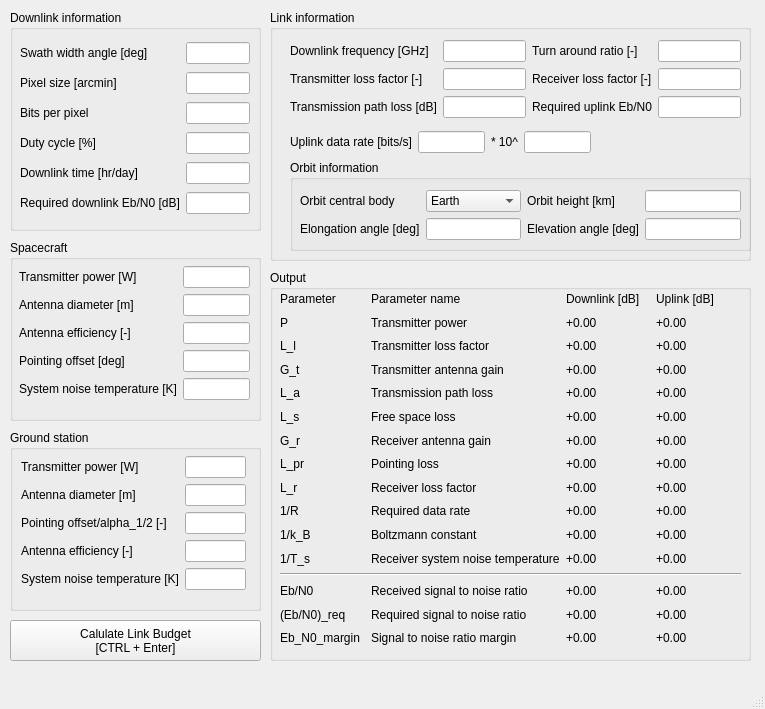
This is gui.ui in pt1243/adsee as Qt 5 draws it before an edit. The edited form follows.
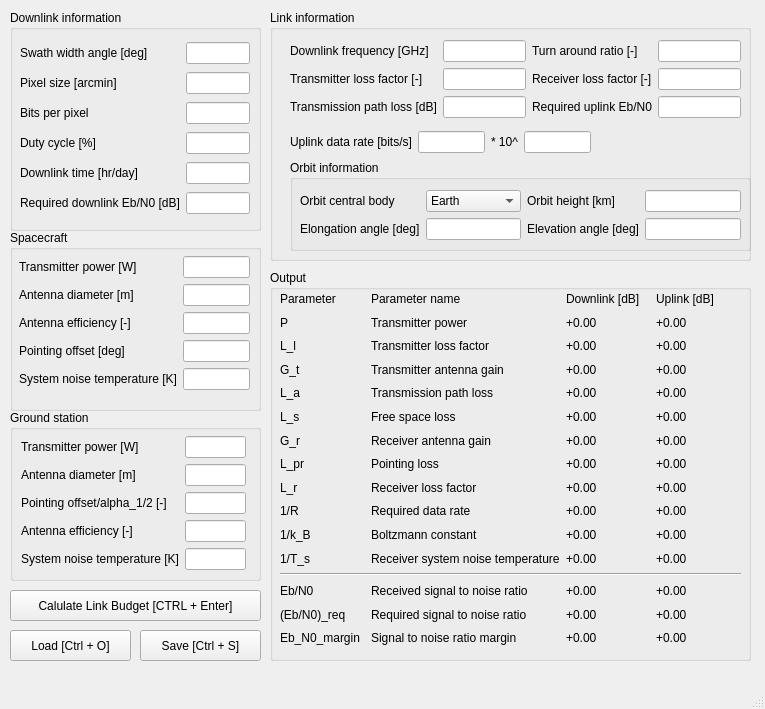
This is the edited form.

```diff
--- a/gui.ui
+++ b/gui.ui
@@ -18,14 +18,13 @@
     <property name="geometry">
      <rect>
       <x>10</x>
-      <y>620</y>
+      <y>590</y>
       <width>251</width>
-      <height>41</height>
+      <height>31</height>
      </rect>
     </property>
     <property name="text">
-     <string>Calulate Link Budget
-[CTRL + Enter]</string>
+     <string>Calulate Link Budget [CTRL + Enter]</string>
     </property>
     <property name="shortcut">
      <string>Ctrl+Return</string>
@@ -243,7 +242,7 @@
     <property name="geometry">
      <rect>
       <x>10</x>
-      <y>240</y>
+      <y>230</y>
       <width>251</width>
       <height>181</height>
      </rect>
@@ -403,9 +402,9 @@
     <property name="geometry">
      <rect>
       <x>10</x>
-      <y>430</y>
+      <y>410</y>
       <width>251</width>
-      <height>181</height>
+      <height>171</height>
      </rect>
     </property>
     <property name="title">
@@ -926,6 +925,38 @@
      </layout>
     </widget>
    </widget>
+   <widget class="QPushButton" name="loadbutton">
+    <property name="geometry">
+     <rect>
+      <x>10</x>
+      <y>630</y>
+      <width>121</width>
+      <height>31</height>
+     </rect>
+    </property>
+    <property name="text">
+     <string>Load [Ctrl + O]</string>
+    </property>
+    <property name="shortcut">
+     <string>Ctrl+O</string>
+    </property>
+   </widget>
+   <widget class="QPushButton" name="savebutton">
+    <property name="geometry">
+     <rect>
+      <x>140</x>
+      <y>630</y>
+      <width>121</width>
+      <height>31</height>
+     </rect>
+    </property>
+    <property name="text">
+     <string>Save [Ctrl + S]</string>
+    </property>
+    <property name="shortcut">
+     <string>Ctrl+S</string>
+    </property>
+   </widget>
   </widget>
   <widget class="QMenuBar" name="menubar">
    <property name="geometry">
```
